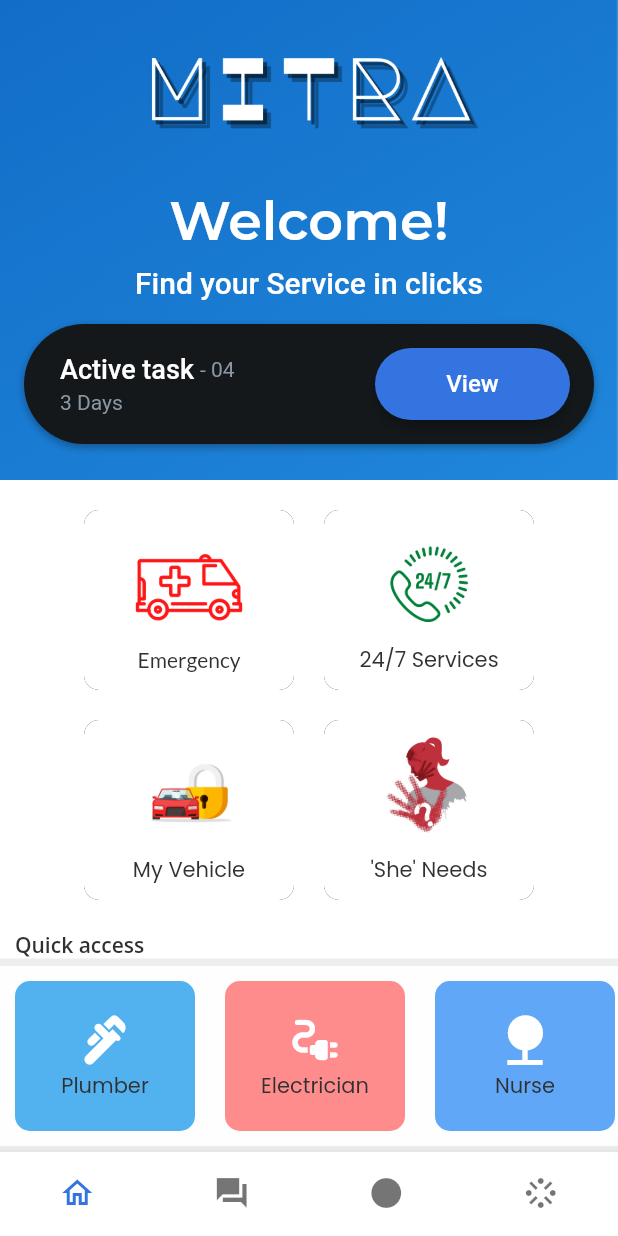
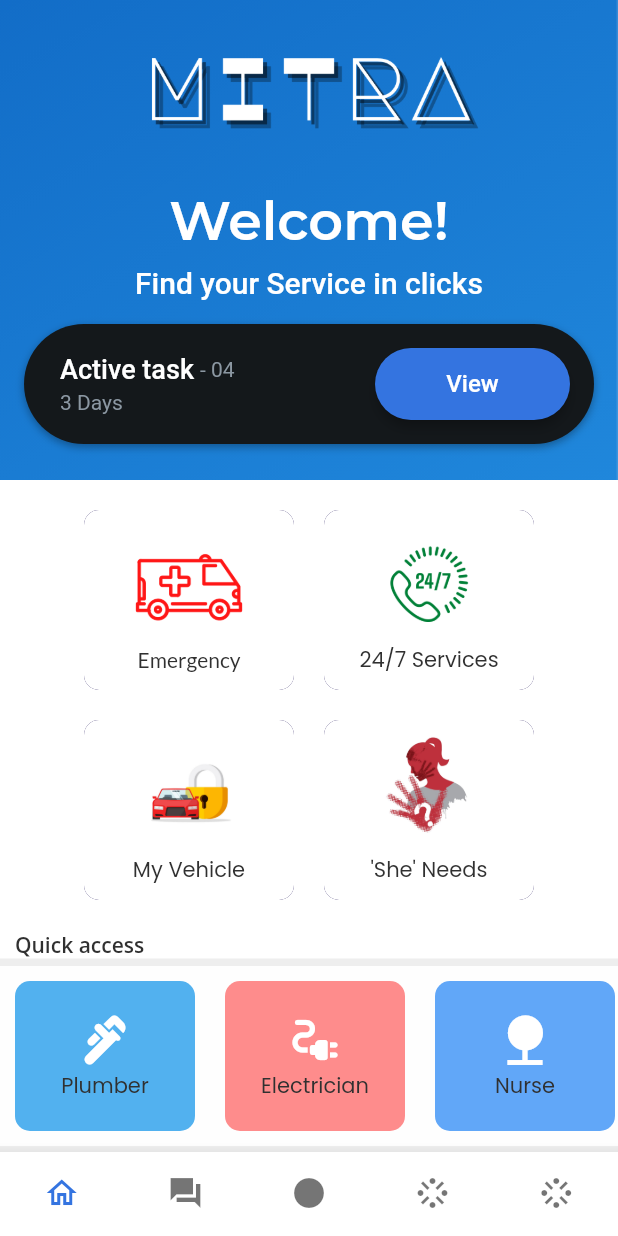
Before and after one commit to dhruvja/rosehack2022, a Flutter app: the NavBarPage screen opened directly, on a phone screen of 412 x 824 dp. Run offline on Flutter 3.47's test engine with Material 2 defaults, Android fonts, the phone set to English and light mode, and no system bars; drawn by our look-alikes of auto_size_text; our stand-ins replace audioplayers, easy_debounce, firebase_auth, firebase_core, flutter_spinkit, font_awesome_flutter and 12 more; missing offline and left inert: app_settings, flutter_sound, json_path, mime_type; accounts and stored records are empty; Roboto replaces fonts that are missing (Lexend Deca).

Commit message:
resolved some import errors

```diff
--- a/lib/main.dart
+++ b/lib/main.dart
@@ -2,6 +2,7 @@ import 'package:firebase_core/firebase_core.dart';
 import 'package:flutter/gestures.dart';
 import 'package:flutter/material.dart';
 import 'package:flutter_localizations/flutter_localizations.dart';
+import 'package:mitra/setting/setting_widget.dart';
 import 'auth/firebase_user_provider.dart';
 
 import '../flutter_flow/flutter_flow_theme.dart';
@@ -97,7 +98,8 @@ class _NavBarPageState extends State<NavBarPage> {
       'Home': HomeWidget(),
       'forum': ForumWidget(),
       'cycle': CycleWidget(),
-      'activities': ClientSaWidget()
+      'activities': ClientSaWidget(),
+      'settings': SettingWidget()
     };
     final currentIndex = tabs.keys.toList().indexOf(_currentPage);
     return Scaffold(
@@ -143,6 +145,14 @@ class _NavBarPageState extends State<NavBarPage> {
             ),
             label: 'activities',
             tooltip: '',
+          ),
+          BottomNavigationBarItem(
+            icon: Icon(
+              Icons.stream,
+              size: 24,
+            ),
+            label: 'settings',
+            tooltip: '',
           )
         ],
       ),
```
